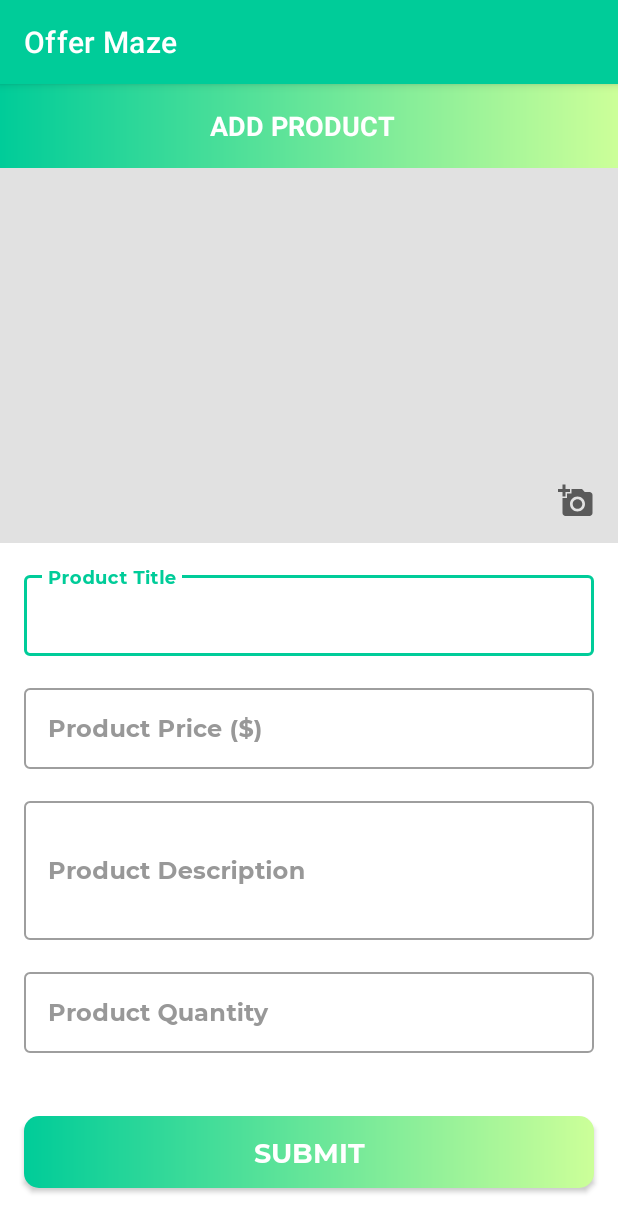
After one commit to ArshiaSali/OfferMaze, an Android app: the AddProductActivity screen opened directly, with no data from a screen before it, on a phone screen of 412 x 824 dp. The commit adds this screen. Shown: the top 1232 px of the screen. Run offline under Robolectric (Android 15) with nearby library versions, the phone set to English and light mode, and no system bars.

Commit message:
Added Product - image upload

```diff
--- a/app/src/main/AndroidManifest.xml
+++ b/app/src/main/AndroidManifest.xml
@@ -11,9 +11,12 @@
         android:roundIcon="@mipmap/ic_launcher_round"
         android:supportsRtl="true"
         android:theme="@style/Theme.OfferMaze">
+        <activity android:name=".ui.activities.AddProductActivity"
+            android:screenOrientation="portrait"></activity>
+        <activity android:name=".ui.activities.SettingsActivity" />
         <activity
             android:name=".ui.activities.DashboardActivity"
-            android:label="@string/app_name"></activity>
+            android:label="@string/app_name" />
         <activity
             android:name=".ui.activities.UserProfileActivity"
             android:screenOrientation="portrait" />
--- a/app/src/main/res/drawable/app_gradient_color_background.xml
+++ b/app/src/main/res/drawable/app_gradient_color_background.xml
@@ -5,8 +5,8 @@ android:shape="rectangle">
 
 <gradient
     android:angle="360"
-    android:endColor="@color/colorThemeGreen"
-    android:startColor="@color/colorThemeYellow"
+    android:endColor="@color/colorThemeYellow"
+    android:startColor="@color/colorThemeGreen"
     android:type="linear" />
 
 </shape>
--- /dev/null
+++ b/app/src/main/res/drawable/ic_baseline_add_a_photo_24.xml
@@ -0,0 +1,10 @@
+<vector xmlns:android="http://schemas.android.com/apk/res/android"
+    android:width="24dp"
+    android:height="24dp"
+    android:viewportWidth="24"
+    android:viewportHeight="24"
+    android:tint="?attr/colorControlNormal">
+  <path
+      android:fillColor="@android:color/white"
+      android:pathData="M3,4V1h2v3h3v2H5v3H3V6H0V4H3zM6,10V7h3V4h7l1.83,2H21c1.1,0 2,0.9 2,2v12c0,1.1 -0.9,2 -2,2H5c-1.1,0 -2,-0.9 -2,-2V10H6zM13,19c2.76,0 5,-2.24 5,-5s-2.24,-5 -5,-5s-5,2.24 -5,5S10.24,19 13,19zM9.8,14c0,1.77 1.43,3.2 3.2,3.2s3.2,-1.43 3.2,-3.2s-1.43,-3.2 -3.2,-3.2S9.8,12.23 9.8,14z"/>
+</vector>
--- /dev/null
+++ b/app/src/main/res/drawable/ic_vector_edit.xml
@@ -0,0 +1,5 @@
+<vector android:height="24dp" android:tint="#FFFFFF"
+    android:viewportHeight="24" android:viewportWidth="24"
+    android:width="24dp" xmlns:android="http://schemas.android.com/apk/res/android">
+    <path android:fillColor="@android:color/white" android:pathData="M3,17.25V21h3.75L17.81,9.94l-3.75,-3.75L3,17.25zM20.71,7.04c0.39,-0.39 0.39,-1.02 0,-1.41l-2.34,-2.34c-0.39,-0.39 -1.02,-0.39 -1.41,0l-1.83,1.83 3.75,3.75 1.83,-1.83z"/>
+</vector>
--- /dev/null
+++ b/app/src/main/res/layout/activity_add_product.xml
@@ -0,0 +1,195 @@
+<?xml version="1.0" encoding="utf-8"?>
+<androidx.constraintlayout.widget.ConstraintLayout xmlns:android="http://schemas.android.com/apk/res/android"
+    xmlns:app="http://schemas.android.com/apk/res-auto"
+    xmlns:tools="http://schemas.android.com/tools"
+    android:layout_width="match_parent"
+    android:layout_height="match_parent"
+    tools:context=".ui.activities.AddProductActivity">
+
+    <androidx.appcompat.widget.Toolbar
+        android:id="@+id/toolbar_add_product_activity"
+        android:layout_width="match_parent"
+        android:layout_height="?attr/actionBarSize"
+        android:background="@drawable/app_gradient_color_background"
+        app:layout_constraintEnd_toEndOf="parent"
+        app:layout_constraintStart_toStartOf="parent"
+        app:layout_constraintTop_toTopOf="parent">
+
+        <TextView
+            android:id="@+id/tv_title"
+            android:layout_width="match_parent"
+            android:layout_height="match_parent"
+            android:gravity="center"
+            android:paddingStart="@dimen/toolbar_title_paddingStart"
+            android:paddingEnd="0dp"
+            android:text="@string/title_add_product"
+            android:textColor="@color/white"
+            android:textSize="@dimen/toolbar_title_text_size"
+            android:textStyle="bold" />
+
+    </androidx.appcompat.widget.Toolbar>
+
+    <ScrollView
+        android:layout_width="match_parent"
+        android:layout_height="0dp"
+        android:fillViewport="true"
+        android:scrollbars="none"
+        app:layout_constraintBottom_toBottomOf="parent"
+        app:layout_constraintEnd_toEndOf="parent"
+        app:layout_constraintStart_toStartOf="parent"
+        app:layout_constraintTop_toBottomOf="@id/toolbar_add_product_activity">
+
+        <androidx.constraintlayout.widget.ConstraintLayout
+            android:layout_width="match_parent"
+            android:layout_height="wrap_content">
+
+            <FrameLayout
+                android:id="@+id/fl_product_image"
+                android:layout_width="match_parent"
+                android:layout_height="@dimen/add_product_header_image_height"
+                app:layout_constraintEnd_toEndOf="parent"
+                app:layout_constraintStart_toStartOf="parent"
+                app:layout_constraintTop_toTopOf="parent">
+
+                <ImageView
+                    android:id="@+id/iv_product_image"
+                    android:layout_width="match_parent"
+                    android:layout_height="match_parent"
+                    android:background="@color/colorImageViewBackground"
+                    android:contentDescription="@string/content_description"
+                    android:scaleType="fitXY" />
+
+                <ImageView
+                    android:id="@+id/iv_add_update_product"
+                    android:layout_width="wrap_content"
+                    android:layout_height="wrap_content"
+                    android:layout_gravity="end|bottom"
+                    android:contentDescription="@string/content_description"
+                    android:foreground="?attr/selectableItemBackgroundBorderless"
+                    android:padding="@dimen/add_update_product_icon_padding"
+                    android:src="@drawable/ic_baseline_add_a_photo_24" />
+            </FrameLayout>
+
+            <com.google.android.material.textfield.TextInputLayout
+                android:id="@+id/til_product_title"
+                style="@style/Widget.MaterialComponents.TextInputLayout.OutlinedBox"
+                android:layout_width="match_parent"
+                android:layout_height="wrap_content"
+                android:layout_marginStart="16dp"
+                android:layout_marginTop="16dp"
+                android:layout_marginEnd="16dp"
+                android:hint="@string/et_hint_product_title"
+                android:textColorHint="@color/colorSecondaryText"
+                app:layout_constraintEnd_toEndOf="parent"
+                app:layout_constraintStart_toStartOf="parent"
+                app:layout_constraintTop_toBottomOf="@id/fl_product_image">
+
+                <sjsu.cmpe277arshia.offermaze.utils.EditText
+                    android:id="@+id/et_product_title"
+                    android:layout_width="match_parent"
+                    android:layout_height="wrap_content"
+                    android:inputType="text"
+                    android:padding="@dimen/et_padding"
+                    android:textColor="@color/colorPrimaryText"
+                    android:textSize="@dimen/et_textSize" />
+            </com.google.android.material.textfield.TextInputLayout>
+
+            <com.google.android.material.textfield.TextInputLayout
+                android:id="@+id/til_product_price"
+                style="@style/Widget.MaterialComponents.TextInputLayout.OutlinedBox"
+                android:layout_width="match_parent"
+                android:layout_height="wrap_content"
+                android:layout_marginStart="16dp"
+                android:layout_marginTop="16dp"
+                android:layout_marginEnd="16dp"
+                android:hint="@string/et_hint_product_price"
+                android:textColorHint="@color/colorSecondaryText"
+                app:layout_constraintEnd_toEndOf="parent"
+                app:layout_constraintStart_toStartOf="parent"
+                app:layout_constraintTop_toBottomOf="@id/til_product_title">
+
+                <sjsu.cmpe277arshia.offermaze.utils.EditText
+                    android:id="@+id/et_product_price"
+                    android:layout_width="match_parent"
+                    android:layout_height="wrap_content"
+                    android:inputType="text"
+                    android:padding="@dimen/et_padding"
+                    android:textColor="@color/colorPrimaryText"
+                    android:textSize="@dimen/et_textSize" />
+            </com.google.android.material.textfield.TextInputLayout>
+
+
+            <com.google.android.material.textfield.TextInputLayout
+                android:id="@+id/til_product_description"
+                style="@style/Widget.MaterialComponents.TextInputLayout.OutlinedBox"
+                android:layout_width="match_parent"
+                android:layout_height="wrap_content"
+                android:layout_marginStart="16dp"
+                android:layout_marginTop="16dp"
+                android:layout_marginEnd="16dp"
+                android:hint="@string/et_hint_product_description"
+                android:textColorHint="@color/colorSecondaryText"
+                app:layout_constraintEnd_toEndOf="parent"
+                app:layout_constraintStart_toStartOf="parent"
+                app:layout_constraintTop_toBottomOf="@id/til_product_price">
+
+                <sjsu.cmpe277arshia.offermaze.utils.EditText
+                    android:id="@+id/et_product_description"
+                    android:layout_width="match_parent"
+                    android:layout_height="wrap_content"
+                    android:inputType="textMultiLine"
+                    android:minLines="3"
+                    android:padding="@dimen/et_padding"
+                    android:textColor="@color/colorPrimaryText"
+                    android:textSize="@dimen/et_textSize" />
+            </com.google.android.material.textfield.TextInputLayout>
+
+            <com.google.android.material.textfield.TextInputLayout
+                android:id="@+id/til_product_quantity"
+                style="@style/Widget.MaterialComponents.TextInputLayout.OutlinedBox"
+                android:layout_width="match_parent"
+                android:layout_height="wrap_content"
+                android:layout_marginStart="16dp"
+                android:layout_marginTop="16dp"
+                android:layout_marginEnd="16dp"
+                android:hint="@string/et_hint_product_quantity"
+                android:textColorHint="@color/colorSecondaryText"
+                app:layout_constraintEnd_toEndOf="parent"
+                app:layout_constraintStart_toStartOf="parent"
+                app:layout_constraintTop_toBottomOf="@id/til_product_description">
+
+                <sjsu.cmpe277arshia.offermaze.utils.EditText
+                    android:id="@+id/et_product_quantity"
+                    android:layout_width="match_parent"
+                    android:layout_height="wrap_content"
+                    android:inputType="number"
+                    android:padding="@dimen/et_padding"
+                    android:textColor="@color/colorPrimaryText"
+                    android:textSize="@dimen/et_textSize" />
+            </com.google.android.material.textfield.TextInputLayout>
+
+            <sjsu.cmpe277arshia.offermaze.utils.CustomButton
+                android:id="@+id/btn_submit"
+                android:layout_width="match_parent"
+                android:layout_height="wrap_content"
+                android:layout_gravity="center"
+                android:layout_marginStart="16dp"
+                android:layout_marginTop="30dp"
+                android:layout_marginEnd="16dp"
+                android:layout_marginBottom="20dp"
+                android:background="@drawable/button_background"
+                android:foreground="?attr/selectableItemBackground"
+                android:gravity="center"
+                android:paddingTop="@dimen/btn_padding"
+                android:paddingBottom="@dimen/btn_padding"
+                android:text="@string/btn_lbl_submit"
+                android:textColor="@android:color/white"
+                android:textSize="@dimen/btn_textSize"
+                app:layout_constraintBottom_toBottomOf="parent"
+                app:layout_constraintEnd_toEndOf="parent"
+                app:layout_constraintStart_toStartOf="parent"
+                app:layout_constraintTop_toBottomOf="@id/til_product_quantity" />
+
+        </androidx.constraintlayout.widget.ConstraintLayout>
+    </ScrollView>
+</androidx.constraintlayout.widget.ConstraintLayout>
--- a/app/src/main/res/values/colors.xml
+++ b/app/src/main/res/values/colors.xml
@@ -14,4 +14,5 @@
     <color name="colorSnackBarSuccess">#8BC34A</color>
     <color name="colorSnackBarError">#F72400</color>
     <color name="colorLightGrey">#F1F1F1</color>
+    <color name="colorImageViewBackground">#E1E1E1</color>
 </resources>
--- a/app/src/main/res/values/dimens.xml
+++ b/app/src/main/res/values/dimens.xml
@@ -33,4 +33,7 @@
     <dimen name="activity_horizontal_margin">16dp</dimen>
     <dimen name="activity_vertical_margin">16dp</dimen>
 
+    <dimen name="add_product_header_image_height">250dp</dimen>
+    <dimen name="add_update_product_icon_padding">16dp</dimen>
+
 </resources>
--- a/app/src/main/res/values/strings.xml
+++ b/app/src/main/res/values/strings.xml
@@ -40,4 +40,13 @@
     <string name="Please_Click_Again_To_Exit"> Please click back again to exit</string>
     <string name="title_products">Products</string>
     <string name="title_orders">Orders</string>
+    <string name="title_settings">Settings</string>
+    <string name="action_add_product">Add Product</string>
+
+    <string name="title_add_product">ADD PRODUCT</string>
+    <string name="et_hint_product_title">Product Title</string>
+    <string name="et_hint_product_price">Product Price ($)</string>
+    <string name="et_hint_product_description">Product Description</string>
+    <string name="et_hint_product_quantity">Product Quantity</string>
+    <string name="btn_lbl_submit">Submit</string>
 </resources>
```
Also changed, not shown: app/src/main/java/sjsu/cmpe277arshia/offermaze/ui/activities/AddProductActivity.kt (added, +116 -0 lines), app/src/main/java/sjsu/cmpe277arshia/offermaze/ui/activities/SettingsActivity.kt (added, +12 -0 lines), app/src/main/java/sjsu/cmpe277arshia/offermaze/ui/fragments/DashboardFragment.kt (+25 -3 lines), app/src/main/java/sjsu/cmpe277arshia/offermaze/ui/fragments/OrdersFragment.kt (+4 -3 lines), app/src/main/java/sjsu/cmpe277arshia/offermaze/ui/fragments/ProductsFragment.kt (+23 -3 lines), app/src/main/res/drawable/ic_baseline_add_circle_24.xml (added, +10 -0 lines), app/src/main/res/drawable/ic_vector_settings.xml (added, +12 -0 lines), app/src/main/res/layout/activity_settings.xml (added, +9 -0 lines), app/src/main/res/menu/add_product_menu.xml (added, +8 -0 lines), app/src/main/res/menu/dashboard_menu.xml (added, +8 -0 lines).
